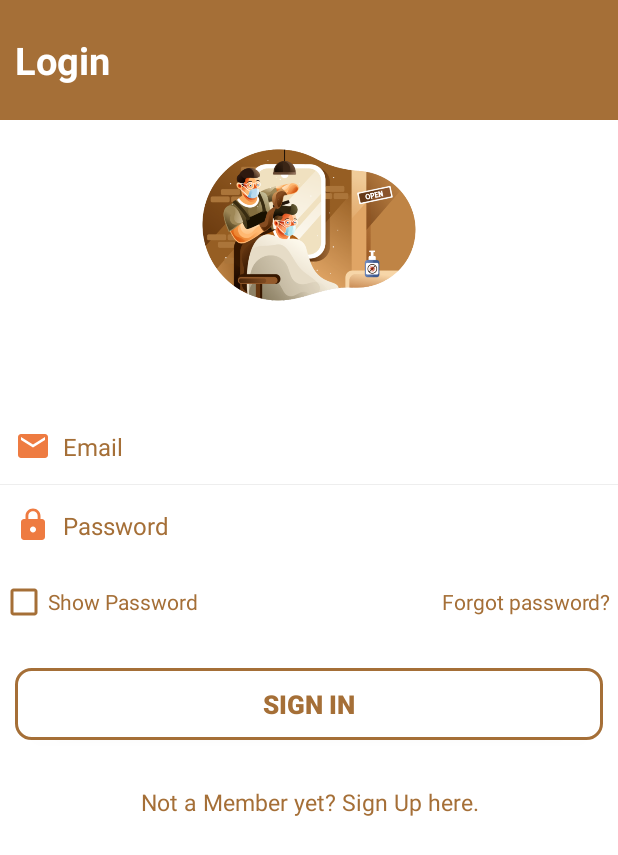
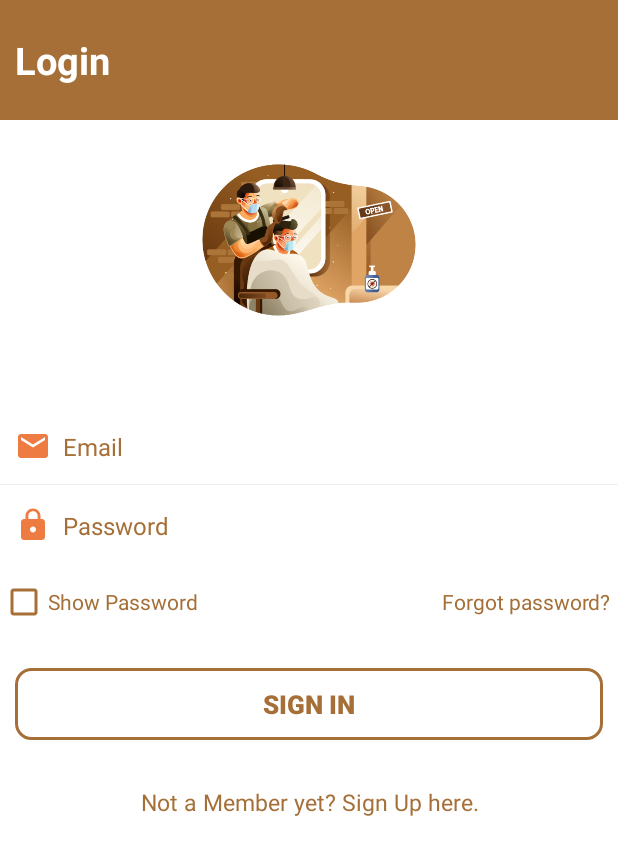
Before and after one commit to salonspot/Salonspotandroid, an Android app: the screen it shows after launch (LoginActivity), on a phone screen of 412 x 824 dp. Shown: the top 855 px of the screen. Run offline under Robolectric (Android 15) with nearby library versions, the phone set to English and light mode, and no system bars; our stand-ins replace Firebase (no records; nobody signed in at launch, a user with empty details on screens opened directly).

Commit message:
Initial Commit

```diff
--- a/app/src/main/res/layout/login_layout.xml
+++ b/app/src/main/res/layout/login_layout.xml
@@ -31,11 +31,11 @@
             android:textStyle="bold" />
 
         <ImageView
-            android:layout_width="match_parent"
+            android:layout_width="fill_parent"
             android:layout_height="120dp"
             android:layout_gravity="center"
-            android:layout_marginTop="90dp"
-            android:layout_marginBottom="50dp"
+            android:layout_marginTop="100dp"
+            android:layout_marginBottom="100dp"
             android:foregroundGravity="center"
             android:gravity="center"
             android:src="@drawable/barbersplash" />
@@ -45,7 +45,7 @@
             android:layout_width="match_parent"
             android:layout_height="wrap_content"
             android:layout_centerInParent="true"
-            android:layout_marginTop="10dp"
+            android:layout_marginTop="100dp"
             android:orientation="vertical">
 
             <EditText
```
Also changed, not shown: app/src/main/res/layout/forgot_password.xml (+8 -4 lines).
